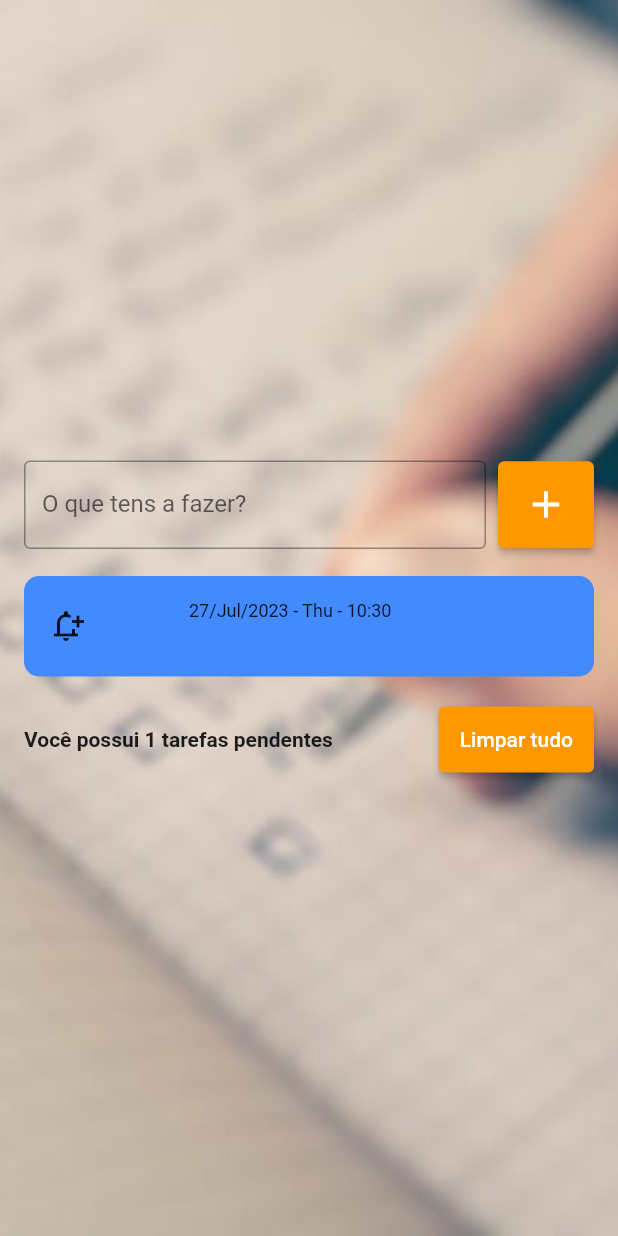
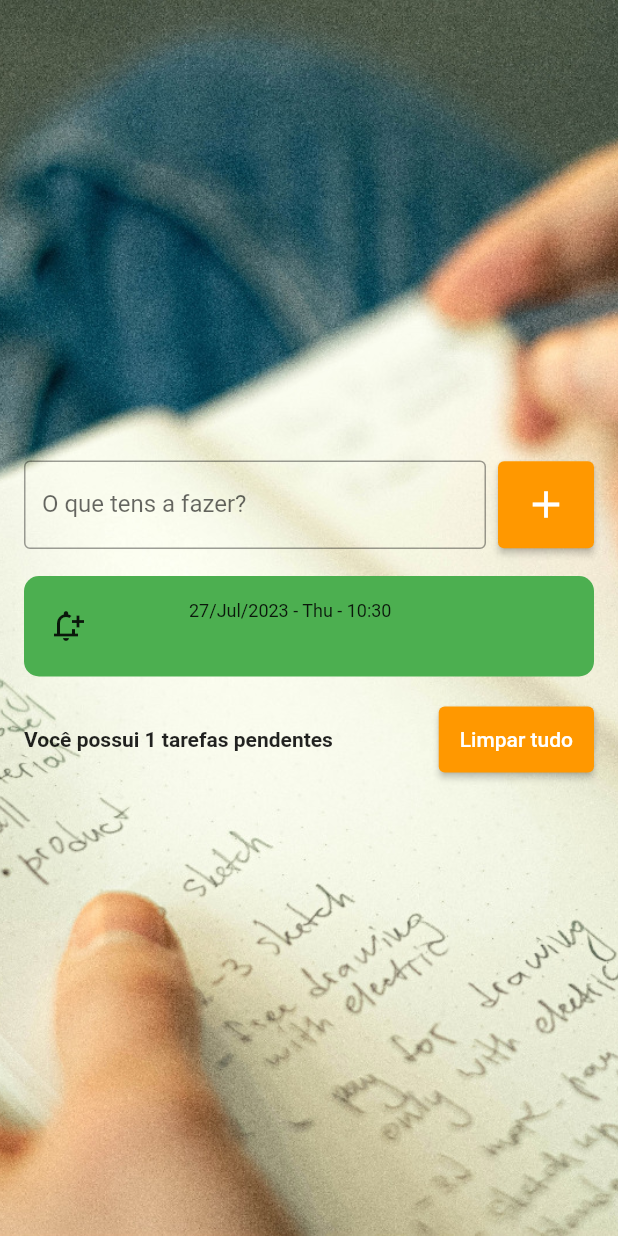
Before and after one commit to VivianeSouza923/todo_list, a Flutter app: the screen it shows after launch, after a tap on the "add" icon, on a phone screen of 412 x 824 dp. Run offline on Flutter 3.47's test engine with Material 2 defaults, Android fonts, the phone set to English and light mode, and no system bars; drawn by our look-alikes of flutter_slidable.

Commit message:
change background, Delete task button configuration, Change task block color

```diff
--- a/lib/Widgets/todo_list_item.dart
+++ b/lib/Widgets/todo_list_item.dart
@@ -4,10 +4,11 @@ import 'package:intl/intl.dart';
 import 'package:todo_list/models/todo.dart';
 
 class TodoListItem extends StatelessWidget {
-  const TodoListItem({super.key, required this.todo, required this.onDelete});
+  const TodoListItem({super.key, required this.todo, required this.onDelete,});
 
   final Todo todo;
   final Function(Todo) onDelete;
+
 
   @override
   Widget build(BuildContext context) {
@@ -34,23 +35,17 @@ class TodoListItem extends StatelessWidget {
 
           // botão de editar tarefa:
 
-          IconSlideAction(
-            color: Colors.yellow,
-            icon: Icons.edit_note,
-            caption: "Editar",
-            //função anônima para o onTap
-            onTap: () {},
-          ),
+
         ],
         //botões que aparecem no lado esquerdo, caso você deslize para a direita
         //     -------->          actions: [],                   <------------
         child: Container(
           decoration: BoxDecoration(
             borderRadius: BorderRadius.circular(10),
-            color: Colors.blueAccent,
+            color: Colors.green,
           ),
 
-          //height: 60, --> não preciso mais porque é interessante que se autoajuste para evitar overflow.
+          //height: 60, --> não preciso mais porque é   interessante que se autoajuste para evitar overflow.
           //margin: const EdgeInsets.symmetric(vertical: 2), // é para espaçamento fora do container
           padding: const EdgeInsets.all(
               16), // é para espaçamento dentro do container
--- a/lib/models/todo.dart
+++ b/lib/models/todo.dart
@@ -1,6 +1,9 @@
 //classe tarefa
+import 'package:flutter/material.dart';
+
 class Todo {
   Todo({required this.title, required this.dateTime});
   String title;
   DateTime dateTime;
+
 }
--- a/lib/pages/todo_list_page.dart
+++ b/lib/pages/todo_list_page.dart
@@ -17,6 +17,7 @@ class _TodoListPageState extends State<TodoListPage> {
   // cada string é um título de uma tarefa
   List<Todo> tarefas = [];
   Todo? deleteTodo;
+  int? deletedTodoPos;
 
   @override
   Widget build(BuildContext context) {
@@ -27,7 +28,7 @@ class _TodoListPageState extends State<TodoListPage> {
         body: Container(
           decoration: const BoxDecoration(
             image: DecorationImage(
-              image: AssetImage('assets/images/fundo2.jpg'),
+              image: AssetImage('assets/images/fundo5.jpeg'),
               fit: BoxFit.cover,
               //colorFilter: ColorFilter.linearToSrgbGamma(),
             ),
@@ -51,7 +52,7 @@ class _TodoListPageState extends State<TodoListPage> {
                           decoration: const InputDecoration(
                             border: OutlineInputBorder(
                               borderSide: BorderSide(
-                                color: Color(0xFFB44A60),
+                                color: Colors.black,
                               ),
                             ),
                             labelText: "O que tens a fazer?",
@@ -176,6 +177,9 @@ class _TodoListPageState extends State<TodoListPage> {
   }
 
   void onDelete(Todo todo) {
+    deleteTodo = todo;
+    deletedTodoPos = tarefas.indexOf(todo);
+
     setState(() {
       tarefas.remove(todo);
     });
@@ -189,7 +193,15 @@ class _TodoListPageState extends State<TodoListPage> {
           ),
         ),
         action: SnackBarAction(
-            label: 'Desfazer', textColor: Colors.orange, onPressed: () {}),
+          label: 'Desfazer',
+          textColor: Colors.orange,
+          onPressed: () {
+            setState(() {
+              tarefas.insert(deletedTodoPos!, deleteTodo!);
+            });
+          },
+        ),
+        duration: const Duration(seconds: 6),
       ),
     );
   }
--- a/pubspec.yaml
+++ b/pubspec.yaml
@@ -63,7 +63,7 @@ flutter:
 
   # To add assets to your application, add an assets section, like this:
   assets:
-    - assets/images/fundo2.jpg
+    - assets/images/fundo5.jpeg
   #   - images/a_dot_ham.jpeg
 
   # An image asset can refer to one or more resolution-specific "variants", see
```
Also changed, not shown: assets/images/fundo3.jpeg (added), assets/images/fundo4.jpeg (added), assets/images/fundo5.jpeg (added).
